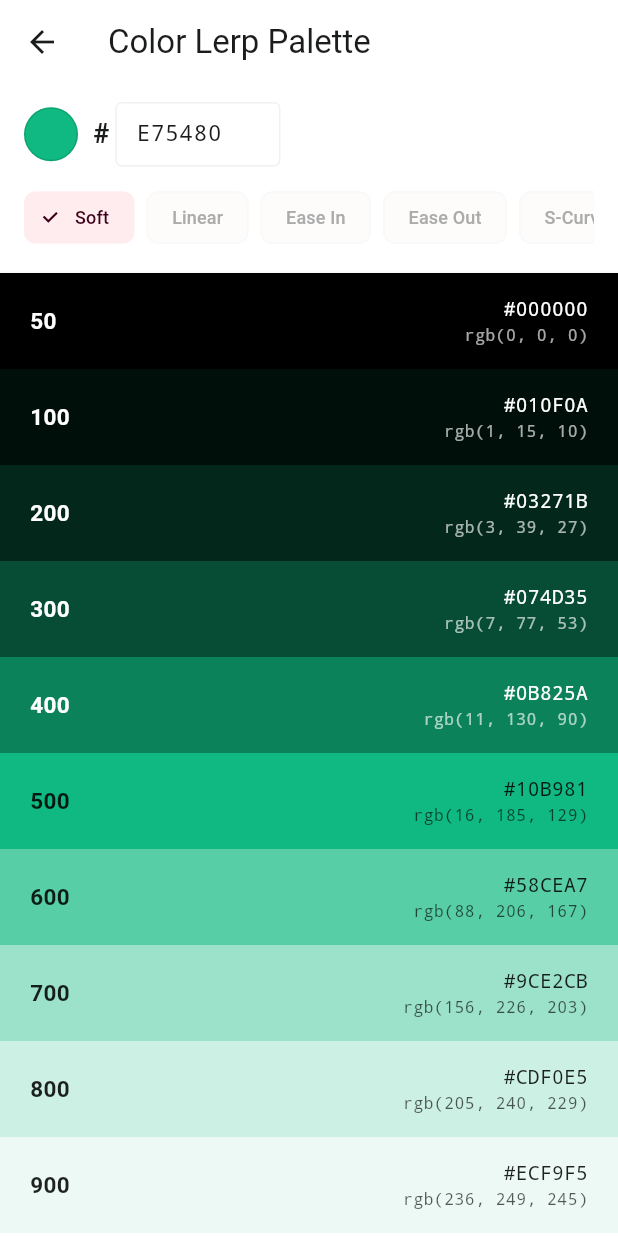
After one commit to wrteam-priyansh/animations, a Flutter app: the screen it shows after launch, after a tap on "Color Lerp Palette", on a phone screen of 412 x 824 dp. The commit adds this screen. Run offline on Flutter 3.47's test engine with Material 3 defaults, Android fonts, the phone set to English and light mode, and no system bars; our stand-ins replace flutter_svg, material_color_utilities.

Commit message:
Added the color lerp with tailwand rgb with curve

```diff
--- /dev/null
+++ b/lib/color_lerp_palette.dart
@@ -0,0 +1,212 @@
+import 'dart:math' as math;
+import 'package:flutter/material.dart';
+
+/// A 2D control point for [ChromaCurve].
+/// [x] = position along the palette (0=darkest tone, 1=lightest tone).
+/// [y] = interpolation output (0=dark anchor, 1=light anchor).
+class PalettePoint {
+  final double x;
+  final double y;
+  const PalettePoint(this.x, this.y);
+}
+
+/// Catmull-Rom spline curve — identical to ChromaCraft's brightness-curve engine.
+///
+/// Control points run from (0,0) → (1,1):
+///   x=0, y=0  : darkest tone (tone 50)  maps to dark anchor (#111111)
+///   x=0.5,y=0.5: mid tone (tone 500) maps to the base/seed color
+///   x=1, y=1  : lightest tone (tone 950) maps to light anchor (#FFFFFF)
+///
+/// ChromaCraft stores the curve inverted (y=1 at dark end), so the presets
+/// below are Y-flipped to match our dark→base→light lerp convention.
+class ChromaCurve {
+  final List<PalettePoint> points;
+  const ChromaCurve(this.points);
+
+  // ── Presets (match ChromaCraft exactly) ─────────────────────────────────
+
+  /// Smooth S-curve — ChromaCraft "Soft" preset. Default.
+  static const soft = ChromaCurve([
+    PalettePoint(0,    0   ),
+    PalettePoint(0.25, 0.15),
+    PalettePoint(0.5,  0.5 ),
+    PalettePoint(0.75, 0.85),
+    PalettePoint(1,    1   ),
+  ]);
+
+  /// Straight line — no easing.
+  static const linear = ChromaCurve([
+    PalettePoint(0,   0  ),
+    PalettePoint(0.5, 0.5),
+    PalettePoint(1,   1  ),
+  ]);
+
+  /// Slow at the dark end, fast at the light end.
+  static const easeIn = ChromaCurve([
+    PalettePoint(0,   0  ),
+    PalettePoint(0.4, 0.1),
+    PalettePoint(0.7, 0.5),
+    PalettePoint(1,   1  ),
+  ]);
+
+  /// Fast at the dark end, slow at the light end.
+  static const easeOut = ChromaCurve([
+    PalettePoint(0,   0  ),
+    PalettePoint(0.3, 0.5),
+    PalettePoint(0.6, 0.9),
+    PalettePoint(1,   1  ),
+  ]);
+
+  /// Steeper S-curve — ChromaCraft "S-curve" preset.
+  static const sCurve = ChromaCurve([
+    PalettePoint(0,   0   ),
+    PalettePoint(0.2, 0.08),
+    PalettePoint(0.4, 0.35),
+    PalettePoint(0.6, 0.65),
+    PalettePoint(0.8, 0.92),
+    PalettePoint(1,   1   ),
+  ]);
+
+  // ── Catmull-Rom evaluation ───────────────────────────────────────────────
+
+  /// Evaluates the spline at position [t] (0→1), returns output (0→1).
+  double transform(double t) {
+    final n = points.length;
+
+    // Find which segment t falls into.
+    int seg = 0;
+    for (int i = 0; i < n - 1; i++) {
+      if (t >= points[i].x && t <= points[i + 1].x) {
+        seg = i;
+        break;
+      }
+    }
+
+    // Grab 4 surrounding control points (clamp at the ends).
+    final p0 = points[math.max(0, seg - 1)];
+    final p1 = points[seg];
+    final p2 = points[math.min(n - 1, seg + 1)];
+    final p3 = points[math.min(n - 1, seg + 2)];
+
+    final dt = p2.x - p1.x;
+    // Local parameter u within this segment.
+    final u  = dt < 1e-9 ? 0.0 : ((t - p1.x) / dt).clamp(0.0, 1.0);
+    final u2 = u * u;
+    final u3 = u2 * u;
+
+    // Standard Catmull-Rom formula.
+    final v = 0.5 * ((2 * p1.y)
+        + (-p0.y + p2.y) * u
+        + (2 * p0.y - 5 * p1.y + 4 * p2.y - p3.y) * u2
+        + (-p0.y + 3 * p1.y - 3 * p2.y + p3.y) * u3);
+
+    return v.clamp(0.0, 1.0);
+  }
+}
+
+/// Generates an 11-tone color palette (Tailwind scale) from a single base color.
+///
+/// Algorithm — exact port of ChromaCraft RGB mode:
+///   1. Place 3 anchors: darkEnd (#111111) — base (seed) — lightEnd (#FFFFFF)
+///   2. For each of the 11 tones, compute position t = i / (n-1)  →  0.0 to 1.0
+///   3. Evaluate the [ChromaCurve] Catmull-Rom spline at t  →  ct (0=dark, 1=light)
+///   4. Bilinear lerp:
+///        ct ∈ [0, 0.5]  →  Color.lerp(darkEnd, base, ct × 2)
+///        ct ∈ [0.5, 1]  →  Color.lerp(base, lightEnd, (ct − 0.5) × 2)
+///
+/// Usage:
+///   final palette = ColorLerpPalette.fromHex('E75480');
+///   palette.t500   // base color
+///   palette[300]   // darker shade
+///   palette.all    // full `Map<int, Color>`
+class ColorLerpPalette {
+  /// Tailwind-style tone keys for the 11 slots.
+  /// Index 0 = tone 50 (near darkEnd), index 5 = tone 500 (base), index 10 = tone 950 (near lightEnd).
+  static const List<int> toneKeys = [50, 100, 200, 300, 400, 500, 600, 700, 800, 900, 950];
+
+  /// The brand / source color. Always sits at tone 500.
+  final Color base;
+
+  /// Darkest anchor. Default: #000000.
+  final Color darkEnd;
+
+  /// Lightest anchor. Default: #FFFFFF (matches ChromaCraft).
+  final Color lightEnd;
+
+  /// Brightness distribution curve. Default: [ChromaCurve.soft] — exact ChromaCraft "Soft".
+  final ChromaCurve curve;
+
+  late final Map<int, Color> _palette;
+
+  ColorLerpPalette({
+    required this.base,
+    this.darkEnd  = const Color(0xFF000000),
+    this.lightEnd = const Color(0xFFFFFFFF),
+    this.curve    = ChromaCurve.soft,
+  }) {
+    _palette = _generate();
+  }
+
+  /// Convenience constructor — pass a hex string like `'E75480'` or `'#E75480'`.
+  factory ColorLerpPalette.fromHex(
+    String hex, {
+    Color darkEnd  = const Color(0xFF000000),
+    Color lightEnd = const Color(0xFFFFFFFF),
+    ChromaCurve curve = ChromaCurve.soft,
+  }) {
+    final h = hex.replaceAll('#', '');
+    return ColorLerpPalette(
+      base:      Color(int.parse('FF$h', radix: 16)),
+      darkEnd:   darkEnd,
+      lightEnd:  lightEnd,
+      curve:     curve,
+    );
+  }
+
+  Map<int, Color> _generate() {
+    final result = <int, Color>{};
+    final n = toneKeys.length; // 11
+
+    for (int i = 0; i < n; i++) {
+      // Normalized position: 0.0 at tone 50, 1.0 at tone 950.
+      final t = i / (n - 1);
+
+      // Catmull-Rom curve maps position → brightness (0=dark anchor, 1=light anchor).
+      final ct = curve.transform(t);
+
+      // Bilinear lerp through the 3 anchors.
+      // ct=0 → darkEnd, ct=0.5 → base, ct=1.0 → lightEnd
+      final Color color;
+      if (ct <= 0.5) {
+        color = Color.lerp(darkEnd, base, ct * 2)!;         // dark half
+      } else {
+        color = Color.lerp(base, lightEnd, (ct - 0.5) * 2)!; // light half
+      }
+      result[toneKeys[i]] = color;
+    }
+    return result;
+  }
+
+  /// Access by tone number, e.g. `palette[300]`. Falls back to [base] for unknown tones.
+  Color operator [](int tone) => _palette[tone] ?? base;
+
+  // Named getters — mirrors Tailwind/ChromaCraft tone naming.
+  Color get t50  => _palette[50]!;
+  Color get t100 => _palette[100]!;
+  Color get t200 => _palette[200]!;
+  Color get t300 => _palette[300]!;
+  Color get t400 => _palette[400]!;
+  Color get t500 => _palette[500]!; // always == base
+  Color get t600 => _palette[600]!;
+  Color get t700 => _palette[700]!;
+  Color get t800 => _palette[800]!;
+  Color get t900 => _palette[900]!;
+  Color get t950 => _palette[950]!;
+
+  /// All 11 tones as an unmodifiable map — useful for iterating or serialising.
+  Map<int, Color> get all => Map.unmodifiable(_palette);
+
+  /// Converts a [Color] to a `'#RRGGBB'` hex string (no alpha).
+  static String toHex(Color c) =>
+      '#${c.toARGB32().toRadixString(16).padLeft(8, '0').substring(2).toUpperCase()}';
+}
--- a/lib/main.dart
+++ b/lib/main.dart
@@ -1,6 +1,8 @@
 
 import 'package:animations/color_shades.dart';
 import 'package:animations/color_tokens.dart';
+import 'package:animations/screens/color_lerp_palette_screen.dart';
+import 'package:animations/screens/life_line_animation_screen.dart';
 import 'package:flutter/cupertino.dart';
 import 'package:flutter/material.dart';
 
@@ -269,7 +271,16 @@ class _MyHomePageState extends State<MyHomePage> with TickerProviderStateMixin{
             children: [
 
               GetStartedButton(
-                onTap: () {})
+                onTap: () {
+                  Navigator.of(context).push( MaterialPageRoute(builder: (context) => const LifeLineAnimationScreen()) );
+                }),
+              const SizedBox(height: 16),
+              ElevatedButton(
+                onPressed: () => Navigator.of(context).push(
+                  MaterialPageRoute(builder: (_) => const ColorLerpPaletteScreen()),
+                ),
+                child: const Text('Color Lerp Palette'),
+              ),
 
               // IconButton(onPressed: () async{
 
--- /dev/null
+++ b/lib/screens/color_lerp_palette_screen.dart
@@ -0,0 +1,242 @@
+import 'package:flutter/material.dart';
+import 'package:flutter/services.dart';
+import '../color_lerp_palette.dart';
+
+class ColorLerpPaletteScreen extends StatefulWidget {
+  const ColorLerpPaletteScreen({super.key});
+
+  @override
+  State<ColorLerpPaletteScreen> createState() => _ColorLerpPaletteScreenState();
+}
+
+class _ColorLerpPaletteScreenState extends State<ColorLerpPaletteScreen> {
+  final _hexController = TextEditingController(text: 'E75480');
+  String? _error;
+  late ColorLerpPalette _palette;
+  ChromaCurve _curve = ChromaCurve.soft;
+
+  static const _curveOptions = <String, ChromaCurve>{
+    'Soft':    ChromaCurve.soft,
+    'Linear':  ChromaCurve.linear,
+    'Ease In': ChromaCurve.easeIn,
+    'Ease Out':ChromaCurve.easeOut,
+    'S-Curve': ChromaCurve.sCurve,
+  };
+
+  @override
+  void initState() {
+    super.initState();
+    final p = ColorLerpPalette.fromHex('10B981');// //E75480
+    _debugPrint(p);
+    _palette = p;
+  }
+
+  void _debugPrint(ColorLerpPalette p) {
+    debugPrint('=== ColorLerpPalette output ===');
+    for (final tone in ColorLerpPalette.toneKeys) {
+      final c   = p[tone];
+      final hex = ColorLerpPalette.toHex(c);
+      final r   = (c.r * 255).round();
+      final g   = (c.g * 255).round();
+      final b   = (c.b * 255).round();
+      debugPrint('  $tone: $hex  rgb($r, $g, $b)');
+    }
+    debugPrint('================================');
+  }
+
+  void _rebuild(String hex) {
+    final clean = hex.replaceAll('#', '').trim();
+    if (clean.length != 6) {
+      setState(() => _error = 'Enter a valid 6-char hex');
+      return;
+    }
+    try {
+      final p = ColorLerpPalette.fromHex(clean, curve: _curve);
+      _debugPrint(p);
+      setState(() {
+        _palette = p;
+        _error   = null;
+      });
+    } catch (_) {
+      setState(() => _error = 'Invalid hex color');
+    }
+  }
+
+  @override
+  void dispose() {
+    _hexController.dispose();
+    super.dispose();
+  }
+
+  @override
+  Widget build(BuildContext context) {
+    return Scaffold(
+      backgroundColor: Colors.white,
+      appBar: AppBar(
+        title: const Text('Color Lerp Palette'),
+        backgroundColor: Colors.white,
+        surfaceTintColor: Colors.transparent,
+      ),
+      body: Column(
+        children: [
+          _Controls(
+            hexController: _hexController,
+            error: _error,
+            previewColor: _palette.t500,
+            selectedCurve: _curve,
+            curveOptions: _curveOptions,
+            onHexChanged: _rebuild,
+            onCurveChanged: (curve) {
+              setState(() => _curve = curve);
+              _rebuild(_hexController.text);
+            },
+          ),
+          const Divider(height: 1),
+          Expanded(child: _PaletteList(palette: _palette)),
+        ],
+      ),
+    );
+  }
+}
+
+class _Controls extends StatelessWidget {
+  final TextEditingController hexController;
+  final String? error;
+  final Color previewColor;
+  final ChromaCurve selectedCurve;
+  final Map<String, ChromaCurve> curveOptions;
+  final ValueChanged<String> onHexChanged;
+  final ValueChanged<ChromaCurve> onCurveChanged;
+
+  const _Controls({
+    required this.hexController,
+    required this.error,
+    required this.previewColor,
+    required this.selectedCurve,
+    required this.curveOptions,
+    required this.onHexChanged,
+    required this.onCurveChanged,
+  });
+
+  @override
+  Widget build(BuildContext context) {
+    return Padding(
+      padding: const EdgeInsets.fromLTRB(16, 12, 16, 12),
+      child: Column(
+        crossAxisAlignment: CrossAxisAlignment.start,
+        children: [
+          Row(
+            children: [
+              Container(
+                width: 36, height: 36,
+                decoration: BoxDecoration(
+                  color: previewColor,
+                  shape: BoxShape.circle,
+                  border: Border.all(color: Colors.black12),
+                ),
+              ),
+              const SizedBox(width: 10),
+              const Text('#', style: TextStyle(fontSize: 18, fontWeight: FontWeight.w700)),
+              const SizedBox(width: 4),
+              SizedBox(
+                width: 110,
+                child: TextField(
+                  controller: hexController,
+                  decoration: InputDecoration(
+                    hintText: 'E75480',
+                    errorText: error,
+                    isDense: true,
+                    border: const OutlineInputBorder(),
+                    contentPadding: const EdgeInsets.symmetric(horizontal: 10, vertical: 10),
+                  ),
+                  style: const TextStyle(fontFamily: 'monospace', fontSize: 15),
+                  inputFormatters: [
+                    FilteringTextInputFormatter.allow(RegExp(r'[0-9a-fA-F]')),
+                    LengthLimitingTextInputFormatter(6),
+                  ],
+                  onChanged: onHexChanged,
+                ),
+              ),
+            ],
+          ),
+          const SizedBox(height: 10),
+          SingleChildScrollView(
+            scrollDirection: Axis.horizontal,
+            child: Row(
+              children: curveOptions.entries.map((entry) {
+                final selected = selectedCurve == entry.value;
+                return Padding(
+                  padding: const EdgeInsets.only(right: 8),
+                  child: ChoiceChip(
+                    label: Text(entry.key, style: const TextStyle(fontSize: 12)),
+                    selected: selected,
+                    onSelected: (_) => onCurveChanged(entry.value),
+                  ),
+                );
+              }).toList(),
+            ),
+          ),
+        ],
+      ),
+    );
+  }
+}
+
+class _PaletteList extends StatelessWidget {
+  final ColorLerpPalette palette;
+  const _PaletteList({required this.palette});
+
+  @override
+  Widget build(BuildContext context) {
+    return ListView.builder(
+      itemCount: ColorLerpPalette.toneKeys.length,
+      itemBuilder: (context, i) {
+        final tone    = ColorLerpPalette.toneKeys[i];
+        final color   = palette[tone];
+        final hex     = ColorLerpPalette.toHex(color);
+        final r       = (color.r * 255).round();
+        final g       = (color.g * 255).round();
+        final b       = (color.b * 255).round();
+        final onColor = color.computeLuminance() < 0.35 ? Colors.white : Colors.black87;
+
+        return GestureDetector(
+          onTap: () {
+            Clipboard.setData(ClipboardData(text: hex));
+            ScaffoldMessenger.of(context).showSnackBar(
+              SnackBar(
+                content: Text('$hex copied'),
+                duration: const Duration(seconds: 1),
+                behavior: SnackBarBehavior.floating,
+              ),
+            );
+          },
+          child: Container(
+            height: 64,
+            color: color,
+            padding: const EdgeInsets.symmetric(horizontal: 20),
+            child: Row(
+              mainAxisAlignment: MainAxisAlignment.spaceBetween,
+              children: [
+                Text(
+                  '$tone',
+                  style: TextStyle(color: onColor, fontWeight: FontWeight.w700, fontSize: 15),
+                ),
+                Column(
+                  mainAxisAlignment: MainAxisAlignment.center,
+                  crossAxisAlignment: CrossAxisAlignment.end,
+                  children: [
+                    Text(hex, style: TextStyle(color: onColor, fontSize: 13, fontWeight: FontWeight.w500, fontFamily: 'monospace')),
+                    Text(
+                      'rgb($r, $g, $b)',
+                      style: TextStyle(color: onColor.withValues(alpha: 0.65), fontSize: 11, fontFamily: 'monospace'),
+                    ),
+                  ],
+                ),
+              ],
+            ),
+          ),
+        );
+      },
+    );
+  }
+}
```
Also changed, not shown: pubspec.lock, 1 other file.
